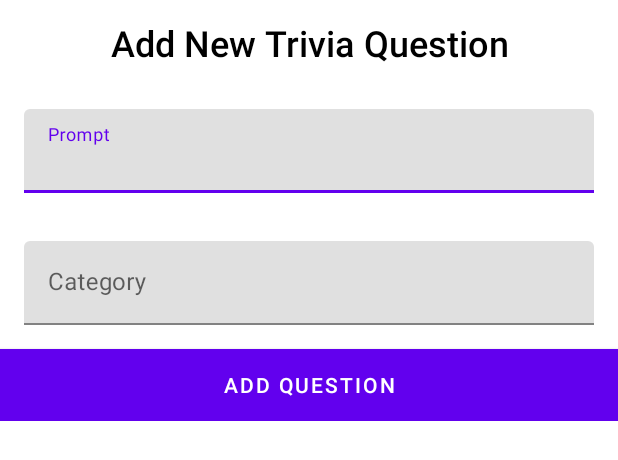
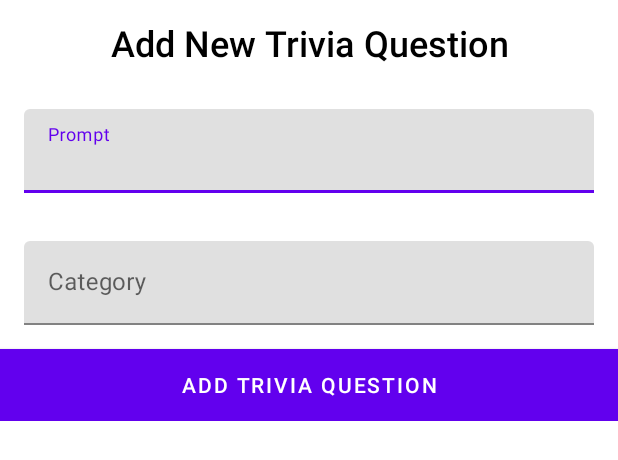
Before and after one commit to BenDosch/scavenger_hunt_and_trivia, an Android app: the layout dialog_fragment_add_trivia.xml on its own in the app's theme, with its tools: preview values and no code run, on a phone screen of 412 x 824 dp. Shown: the top 460 px of the screen. Run offline under Robolectric (Android 15) with nearby library versions, the phone set to English and light mode, and no system bars.

Commit message:
Checkpoint for adaptation from tutorial

```diff
--- a/app/src/main/res/layout/dialog_fragment_add_trivia.xml
+++ b/app/src/main/res/layout/dialog_fragment_add_trivia.xml
@@ -4,7 +4,7 @@
     android:layout_width="match_parent"
     android:layout_height="wrap_content"
     android:orientation="vertical"
-    tools:context=".ui.AuthorsFragment">
+    tools:context="QutionsFragment">
 
     <TextView
         android:layout_width="match_parent"
@@ -13,17 +13,18 @@
         android:fontFamily="sans-serif-medium"
         android:text="Add New Trivia Question"
         android:textAlignment="center"
+        android:layout_gravity="center_horizontal"
         android:textColor="@android:color/black"
         android:textSize="24sp" />
 
     <com.google.android.material.textfield.TextInputLayout
-        android:id="@+id/input_layout_name"
+        android:id="@+id/ilPrompt"
         android:layout_width="match_parent"
         android:layout_height="wrap_content"
         android:padding="16dp">
 
         <com.google.android.material.textfield.TextInputEditText
-            android:id="@+id/edit_text_name"
+            android:id="@+id/etPrompt"
             android:layout_width="match_parent"
             android:layout_height="wrap_content"
             android:hint="Prompt" />
@@ -31,13 +32,13 @@
     </com.google.android.material.textfield.TextInputLayout>
 
     <com.google.android.material.textfield.TextInputLayout
-        android:id="@+id/input_layout_name"
+        android:id="@+id/ilCategory"
         android:layout_width="match_parent"
         android:layout_height="wrap_content"
         android:padding="16dp">
 
         <com.google.android.material.textfield.TextInputEditText
-            android:id="@+id/edit_text_name"
+            android:id="@+id/etCategory"
             android:layout_width="match_parent"
             android:layout_height="wrap_content"
             android:hint="Category" />
@@ -45,11 +46,11 @@
     </com.google.android.material.textfield.TextInputLayout>
 
     <Button
-        android:id="@+id/button_add"
+        android:id="@+id/btnAddTriviaQuestion"
         android:layout_width="match_parent"
         android:layout_height="wrap_content"
         android:background="@color/purple_700"
-        android:text="Add Question"
+        android:text="Add Trivia Question"
         android:textColor="@android:color/white" />
 
 </LinearLayout>
```
Also changed, not shown: app/src/main/java/org/brokenarrowmuseum/scavenger_hunt_and_trivia/QuestionsAdapter.kt (+6 -19 lines), app/src/main/java/org/brokenarrowmuseum/scavenger_hunt_and_trivia/QuestionsFragment.kt (added, +44 -0 lines), app/src/main/java/org/brokenarrowmuseum/scavenger_hunt_and_trivia/data/QuestionsFragment.kt (deleted, +0 -70 lines), app/src/main/java/org/brokenarrowmuseum/scavenger_hunt_and_trivia/data/storage/QuestionsViewModel.kt (+3 -16 lines), app/src/main/res/layout/fragment_questions.xml (added, +17 -0 lines).
